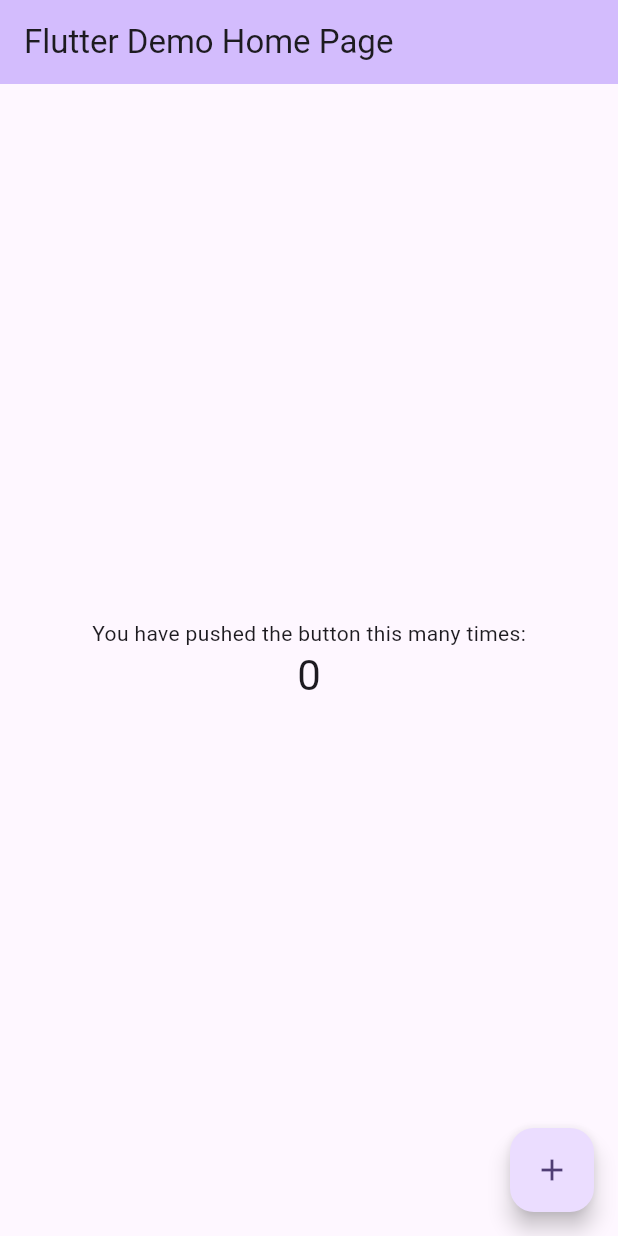
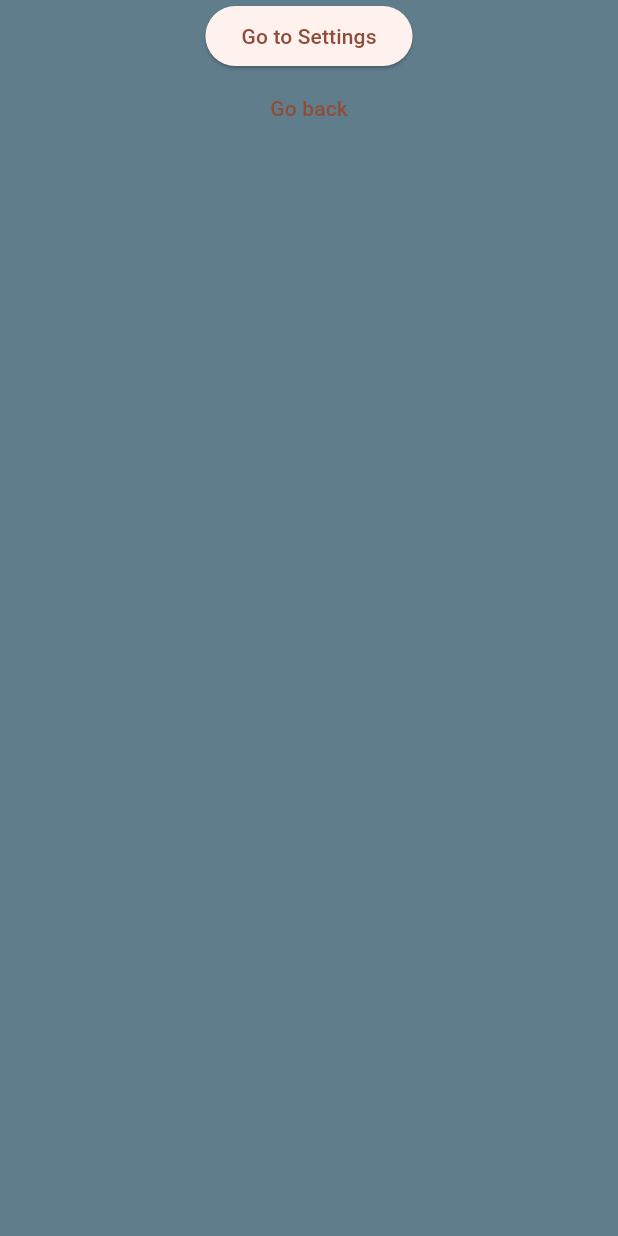
Before and after one commit to PrashikWankhadeSCOE/Todo_List_Application_Flutter, a Flutter app: the screen it shows after launch, on a phone screen of 412 x 824 dp. Run offline on Flutter 3.47's test engine with Material 3 defaults, Android fonts, the phone set to English and light mode, and no system bars; our stand-ins replace go_router.

Commit message:
go router

```diff
--- /dev/null
+++ b/lib/2_application/app/basic_app.dart
@@ -0,0 +1,33 @@
+import 'package:flutter/material.dart';
+import 'package:flutter_localizations/flutter_localizations.dart';
+import 'package:todo_list_app/core/routes.dart';
+
+class BasicApp extends StatelessWidget {
+  const BasicApp({super.key});
+
+  @override
+  Widget build(BuildContext context) {
+    return MaterialApp.router(
+      title: "ToDo App",
+      localizationsDelegates: const [
+        ...GlobalMaterialLocalizations.delegates,
+        GlobalWidgetsLocalizations.delegate,
+      ],
+      themeMode: ThemeMode.system,
+      theme: ThemeData.from(
+        useMaterial3: true,
+        colorScheme: ColorScheme.fromSeed(
+          seedColor: Colors.deepOrange,
+          brightness: Brightness.light,
+        ),
+      ),
+      darkTheme: ThemeData.from(
+        useMaterial3: true,
+        colorScheme: ColorScheme.fromSeed(
+          seedColor: Colors.deepOrange,
+        ),
+      ),
+      routerConfig: routes,
+    );
+  }
+}
--- /dev/null
+++ b/lib/core/go_router_observer.dart
@@ -0,0 +1,5 @@
+import 'package:flutter/material.dart';
+
+class GoRouterObserver extends NavigatorObserver {
+  GoRouterObserver();
+}
--- /dev/null
+++ b/lib/core/routes.dart
@@ -0,0 +1,66 @@
+import 'package:flutter/material.dart';
+import 'package:go_router/go_router.dart';
+import 'package:todo_list_app/core/go_router_observer.dart';
+
+final GlobalKey<NavigatorState> _rootNavigatorKey =
+    GlobalKey<NavigatorState>(debugLabel: 'root');
+
+final routes = GoRouter(
+  navigatorKey: _rootNavigatorKey,
+  observers: [
+    GoRouterObserver(),
+  ],
+  initialLocation: '/home/start',
+  routes: [
+    GoRoute(
+      path: '/home/start',
+      builder: (context, state) => Container(
+        color: Colors.blueGrey,
+        child: Column(
+          children: [
+            ElevatedButton(
+              onPressed: () => context.push('/home/settings'),
+              child: const Text("Go to Settings"),
+            ),
+            TextButton(
+              onPressed: () {
+                if (context.canPop()) {
+                  context.pop();
+                } else {
+                  context.push('/home/start');
+                }
+              },
+              child: const Text('Go back'),
+            ),
+          ],
+        ),
+      ),
+    ),
+    GoRoute(
+      path: '/home/settings',
+      builder: (context, state) => Container(
+        height: 100,
+        width: 100,
+        color: Colors.amber,
+        child: Column(
+          children: [
+            ElevatedButton(
+              onPressed: () => context.push('/home/start'),
+              child: const Text('Go back to StartButton'),
+            ),
+            TextButton(
+              onPressed: () {
+                if (context.canPop()) {
+                  context.pop();
+                } else {
+                  context.push('/home/settings');
+                }
+              },
+              child: const Text('Go back'),
+            ),
+          ],
+        ),
+      ),
+    ),
+  ],
+);
--- a/lib/main.dart
+++ b/lib/main.dart
@@ -1,125 +1,6 @@
 import 'package:flutter/material.dart';
+import 'package:todo_list_app/2_application/app/basic_app.dart';
 
 void main() {
-  runApp(const MyApp());
+  runApp(const BasicApp());
 }
-
-class MyApp extends StatelessWidget {
-  const MyApp({super.key});
-
-  // This widget is the root of your application.
-  @override
-  Widget build(BuildContext context) {
-    return MaterialApp(
-      title: 'Flutter Demo',
-      theme: ThemeData(
-        // This is the theme of your application.
-        //
-        // TRY THIS: Try running your application with "flutter run". You'll see
-        // the application has a blue toolbar. Then, without quitting the app,
-        // try changing the seedColor in the colorScheme below to Colors.green
-        // and then invoke "hot reload" (save your changes or press the "hot
-        // reload" button in a Flutter-supported IDE, or press "r" if you used
-        // the command line to start the app).
-        //
-        // Notice that the counter didn't reset back to zero; the application
-        // state is not lost during the reload. To reset the state, use hot
-        // restart instead.
-        //
-        // This works for code too, not just values: Most code changes can be
-        // tested with just a hot reload.
-        colorScheme: ColorScheme.fromSeed(seedColor: Colors.deepPurple),
-        useMaterial3: true,
-      ),
-      home: const MyHomePage(title: 'Flutter Demo Home Page'),
-    );
-  }
-}
-
-class MyHomePage extends StatefulWidget {
-  const MyHomePage({super.key, required this.title});
-
-  // This widget is the home page of your application. It is stateful, meaning
-  // that it has a State object (defined below) that contains fields that affect
-  // how it looks.
-
-  // This class is the configuration for the state. It holds the values (in this
-  // case the title) provided by the parent (in this case the App widget) and
-  // used by the build method of the State. Fields in a Widget subclass are
-  // always marked "final".
-
-  final String title;
-
-  @override
-  State<MyHomePage> createState() => _MyHomePageState();
-}
-
-class _MyHomePageState extends State<MyHomePage> {
-  int _counter = 0;
-
-  void _incrementCounter() {
-    setState(() {
-      // This call to setState tells the Flutter framework that something has
-      // changed in this State, which causes it to rerun the build method below
-      // so that the display can reflect the updated values. If we changed
-      // _counter without calling setState(), then the build method would not be
-      // called again, and so nothing would appear to happen.
-      _counter++;
-    });
-  }
-
-  @override
-  Widget build(BuildContext context) {
-    // This method is rerun every time setState is called, for instance as done
-    // by the _incrementCounter method above.
-    //
-    // The Flutter framework has been optimized to make rerunning build methods
-    // fast, so that you can just rebuild anything that needs updating rather
-    // than having to individually change instances of widgets.
-    return Scaffold(
-      appBar: AppBar(
-        // TRY THIS: Try changing the color here to a specific color (to
-        // Colors.amber, perhaps?) and trigger a hot reload to see the AppBar
-        // change color while the other colors stay the same.
-        backgroundColor: Theme.of(context).colorScheme.inversePrimary,
-        // Here we take the value from the MyHomePage object that was created by
-        // the App.build method, and use it to set our appbar title.
-        title: Text(widget.title),
-      ),
-      body: Center(
-        // Center is a layout widget. It takes a single child and positions it
-        // in the middle of the parent.
-        child: Column(
-          // Column is also a layout widget. It takes a list of children and
-          // arranges them vertically. By default, it sizes itself to fit its
-          // children horizontally, and tries to be as tall as its parent.
-          //
-          // Column has various properties to control how it sizes itself and
-          // how it positions its children. Here we use mainAxisAlignment to
-          // center the children vertically; the main axis here is the vertical
-          // axis because Columns are vertical (the cross axis would be
-          // horizontal).
-          //
-          // TRY THIS: Invoke "debug painting" (choose the "Toggle Debug Paint"
-          // action in the IDE, or press "p" in the console), to see the
-          // wireframe for each widget.
-          mainAxisAlignment: MainAxisAlignment.center,
-          children: <Widget>[
-            const Text(
-              'You have pushed the button this many times:',
-            ),
-            Text(
-              '$_counter',
-              style: Theme.of(context).textTheme.headlineMedium,
-            ),
-          ],
-        ),
-      ),
-      floatingActionButton: FloatingActionButton(
-        onPressed: _incrementCounter,
-        tooltip: 'Increment',
-        child: const Icon(Icons.add),
-      ), // This trailing comma makes auto-formatting nicer for build methods.
-    );
-  }
-}
```
Also changed, not shown: pubspec.yaml (+3 -68 lines), pubspec.lock, 1 other file.
